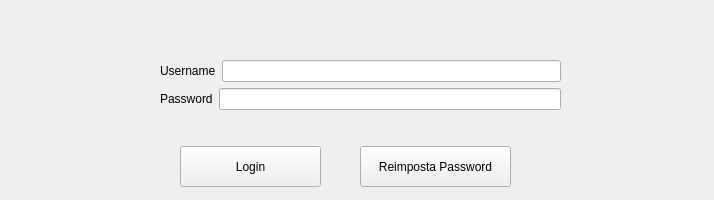
First picture: the form in CVManager/GUILayout/login.ui, repository bubu-gigi/python, before the edit.
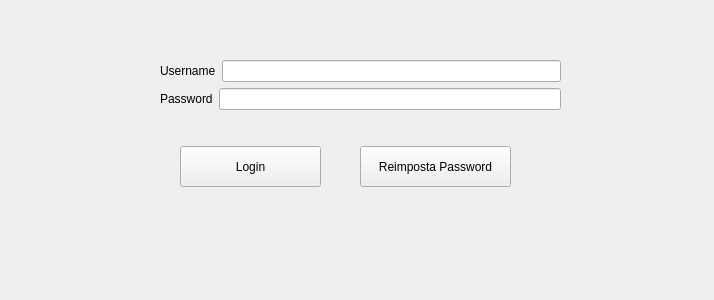
Second picture: the form after the edit.

```diff
--- a/CVManager/GUILayout/login.ui
+++ b/CVManager/GUILayout/login.ui
@@ -7,7 +7,7 @@
     <x>0</x>
     <y>0</y>
     <width>714</width>
-    <height>200</height>
+    <height>300</height>
    </rect>
   </property>
   <property name="windowTitle">
```
